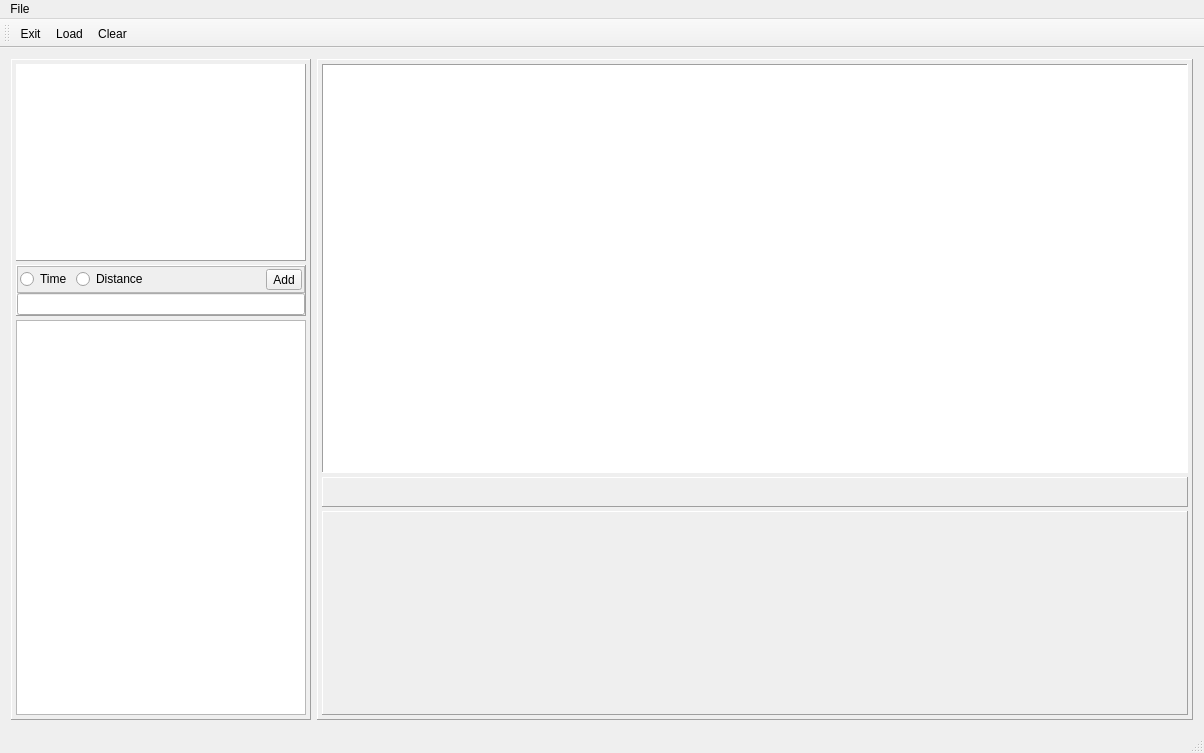
Tria-Andy/ActivtiyEditor, file mainwindow.ui: the form before one commit.
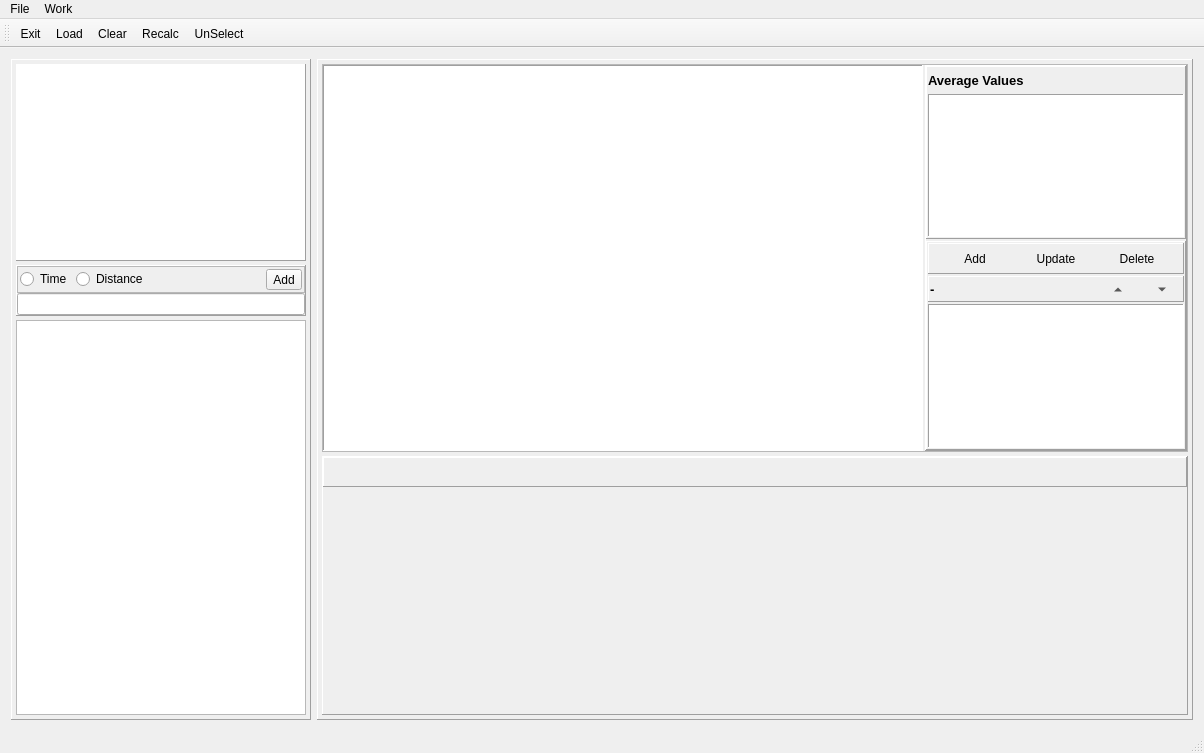
The form after the commit. Custom widgets are drawn as their Qt base class.

Diff of the .ui file:
```diff
--- a/mainwindow.ui
+++ b/mainwindow.ui
@@ -214,47 +214,360 @@
         <number>4</number>
        </property>
        <item>
-        <widget class="QTreeView" name="treeView_intervall">
+        <widget class="QFrame" name="frame_intervall">
          <property name="sizePolicy">
-          <sizepolicy hsizetype="Expanding" vsizetype="Expanding">
+          <sizepolicy hsizetype="Preferred" vsizetype="Preferred">
+           <horstretch>0</horstretch>
+           <verstretch>3</verstretch>
+          </sizepolicy>
+         </property>
+         <property name="frameShape">
+          <enum>QFrame::StyledPanel</enum>
+         </property>
+         <property name="frameShadow">
+          <enum>QFrame::Raised</enum>
+         </property>
+         <layout class="QHBoxLayout" name="horizontalLayout_3">
+          <property name="spacing">
+           <number>2</number>
+          </property>
+          <property name="leftMargin">
+           <number>0</number>
+          </property>
+          <property name="topMargin">
+           <number>0</number>
+          </property>
+          <property name="rightMargin">
+           <number>0</number>
+          </property>
+          <property name="bottomMargin">
+           <number>0</number>
+          </property>
+          <item>
+           <widget class="QTreeView" name="treeView_intervall">
+            <property name="sizePolicy">
+             <sizepolicy hsizetype="Expanding" vsizetype="Expanding">
+              <horstretch>3</horstretch>
+              <verstretch>0</verstretch>
+             </sizepolicy>
+            </property>
+            <property name="font">
+             <font>
+              <pointsize>10</pointsize>
+             </font>
+            </property>
+            <property name="frameShape">
+             <enum>QFrame::Panel</enum>
+            </property>
+           </widget>
+          </item>
+          <item>
+           <widget class="QFrame" name="frame_selection">
+            <property name="minimumSize">
+             <size>
+              <width>0</width>
+              <height>300</height>
+             </size>
+            </property>
+            <property name="frameShape">
+             <enum>QFrame::Panel</enum>
+            </property>
+            <property name="frameShadow">
+             <enum>QFrame::Raised</enum>
+            </property>
+            <layout class="QVBoxLayout" name="verticalLayout_5">
+             <property name="spacing">
+              <number>2</number>
+             </property>
+             <property name="leftMargin">
+              <number>0</number>
+             </property>
+             <property name="topMargin">
+              <number>0</number>
+             </property>
+             <property name="rightMargin">
+              <number>0</number>
+             </property>
+             <property name="bottomMargin">
+              <number>0</number>
+             </property>
+             <item>
+              <widget class="QFrame" name="frame_avg">
+               <property name="frameShape">
+                <enum>QFrame::Panel</enum>
+               </property>
+               <property name="frameShadow">
+                <enum>QFrame::Raised</enum>
+               </property>
+               <layout class="QVBoxLayout" name="verticalLayout_6">
+                <property name="spacing">
+                 <number>1</number>
+                </property>
+                <property name="leftMargin">
+                 <number>1</number>
+                </property>
+                <property name="topMargin">
+                 <number>1</number>
+                </property>
+                <property name="rightMargin">
+                 <number>1</number>
+                </property>
+                <property name="bottomMargin">
+                 <number>1</number>
+                </property>
+                <item>
+                 <widget class="QLabel" name="label_avg">
+                  <property name="minimumSize">
+                   <size>
+                    <width>0</width>
+                    <height>25</height>
+                   </size>
+                  </property>
+                  <property name="font">
+                   <font>
+                    <pointsize>10</pointsize>
+                    <weight>75</weight>
+                    <bold>true</bold>
+                   </font>
+                  </property>
+                  <property name="text">
+                   <string>Average Values</string>
+                  </property>
+                 </widget>
+                </item>
+                <item>
+                 <widget class="QTableView" name="tableView_avgValues">
+                  <property name="frameShape">
+                   <enum>QFrame::Panel</enum>
+                  </property>
+                 </widget>
+                </item>
+               </layout>
+              </widget>
+             </item>
+             <item>
+              <widget class="QFrame" name="frame_editInt">
+               <property name="frameShape">
+                <enum>QFrame::Panel</enum>
+               </property>
+               <property name="frameShadow">
+                <enum>QFrame::Raised</enum>
+               </property>
+               <layout class="QVBoxLayout" name="verticalLayout_7">
+                <property name="spacing">
+                 <number>2</number>
+                </property>
+                <property name="leftMargin">
+                 <number>1</number>
+                </property>
+                <property name="topMargin">
+                 <number>1</number>
+                </property>
+                <property name="rightMargin">
+                 <number>1</number>
+                </property>
+                <property name="bottomMargin">
+                 <number>1</number>
+                </property>
+                <item>
+                 <widget class="QFrame" name="frame_controls">
+                  <property name="frameShape">
+                   <enum>QFrame::Panel</enum>
+                  </property>
+                  <property name="frameShadow">
+                   <enum>QFrame::Raised</enum>
+                  </property>
+                  <layout class="QHBoxLayout" name="horizontalLayout_4">
+                   <property name="spacing">
+                    <number>2</number>
+                   </property>
+                   <property name="leftMargin">
+                    <number>2</number>
+                   </property>
+                   <property name="topMargin">
+                    <number>2</number>
+                   </property>
+                   <property name="rightMargin">
+                    <number>2</number>
+                   </property>
+                   <property name="bottomMargin">
+                    <number>2</number>
+                   </property>
+                   <item>
+                    <widget class="QToolButton" name="toolButton_add">
+                     <property name="minimumSize">
+                      <size>
+                       <width>70</width>
+                       <height>25</height>
+                      </size>
+                     </property>
+                     <property name="text">
+                      <string>Add</string>
+                     </property>
+                     <property name="toolButtonStyle">
+                      <enum>Qt::ToolButtonIconOnly</enum>
+                     </property>
+                     <property name="autoRaise">
+                      <bool>true</bool>
+                     </property>
+                    </widget>
+                   </item>
+                   <item>
+                    <widget class="QToolButton" name="toolButton_update">
+                     <property name="minimumSize">
+                      <size>
+                       <width>70</width>
+                       <height>25</height>
+                      </size>
+                     </property>
+                     <property name="text">
+                      <string>Update</string>
+                     </property>
+                     <property name="autoRaise">
+                      <bool>true</bool>
+                     </property>
+                    </widget>
+                   </item>
+                   <item>
+                    <widget class="QToolButton" name="toolButton_delete">
+                     <property name="minimumSize">
+                      <size>
+                       <width>70</width>
+                       <height>25</height>
+                      </size>
+                     </property>
+                     <property name="text">
+                      <string>Delete</string>
+                     </property>
+                     <property name="autoRaise">
+                      <bool>true</bool>
+                     </property>
+                    </widget>
+                   </item>
+                  </layout>
+                 </widget>
+                </item>
+                <item>
+                 <widget class="QFrame" name="frame_int">
+                  <property name="frameShape">
+                   <enum>QFrame::Panel</enum>
+                  </property>
+                  <property name="frameShadow">
+                   <enum>QFrame::Raised</enum>
+                  </property>
+                  <layout class="QHBoxLayout" name="horizontalLayout_5">
+                   <property name="spacing">
+                    <number>4</number>
+                   </property>
+                   <property name="leftMargin">
+                    <number>1</number>
+                   </property>
+                   <property name="topMargin">
+                    <number>1</number>
+                   </property>
+                   <property name="rightMargin">
+                    <number>1</number>
+                   </property>
+                   <property name="bottomMargin">
+                    <number>0</number>
+                   </property>
+                   <item>
+                    <widget class="QLabel" name="label_lapType">
+                     <property name="font">
+                      <font>
+                       <pointsize>10</pointsize>
+                       <weight>75</weight>
+                       <bold>true</bold>
+                      </font>
+                     </property>
+                     <property name="frameShape">
+                      <enum>QFrame::NoFrame</enum>
+                     </property>
+                     <property name="frameShadow">
+                      <enum>QFrame::Raised</enum>
+                     </property>
+                     <property name="text">
+                      <string>-</string>
+                     </property>
+                    </widget>
+                   </item>
+                   <item>
+                    <widget class="QToolButton" name="toolButton_upInt">
+                     <property name="minimumSize">
+                      <size>
+                       <width>40</width>
+                       <height>0</height>
+                      </size>
+                     </property>
+                     <property name="text">
+                      <string>...</string>
+                     </property>
+                     <property name="autoRaise">
+                      <bool>true</bool>
+                     </property>
+                     <property name="arrowType">
+                      <enum>Qt::UpArrow</enum>
+                     </property>
+                    </widget>
+                   </item>
+                   <item>
+                    <widget class="QToolButton" name="toolButton_downInt">
+                     <property name="minimumSize">
+                      <size>
+                       <width>40</width>
+                       <height>0</height>
+                      </size>
+                     </property>
+                     <property name="text">
+                      <string>...</string>
+                     </property>
+                     <property name="autoRaise">
+                      <bool>true</bool>
+                     </property>
+                     <property name="arrowType">
+                      <enum>Qt::DownArrow</enum>
+                     </property>
+                    </widget>
+                   </item>
+                  </layout>
+                 </widget>
+                </item>
+                <item>
+                 <widget class="QTableView" name="tableView_selectInt">
+                  <property name="sizePolicy">
+                   <sizepolicy hsizetype="Expanding" vsizetype="Expanding">
+                    <horstretch>1</horstretch>
+                    <verstretch>0</verstretch>
+                   </sizepolicy>
+                  </property>
+                  <property name="maximumSize">
+                   <size>
+                    <width>300</width>
+                    <height>16777215</height>
+                   </size>
+                  </property>
+                  <property name="frameShape">
+                   <enum>QFrame::Panel</enum>
+                  </property>
+                 </widget>
+                </item>
+               </layout>
+              </widget>
+             </item>
+            </layout>
+           </widget>
+          </item>
+         </layout>
+        </widget>
+       </item>
+       <item>
+        <widget class="QFrame" name="frame_polish">
+         <property name="sizePolicy">
+          <sizepolicy hsizetype="Preferred" vsizetype="Preferred">
            <horstretch>0</horstretch>
            <verstretch>2</verstretch>
           </sizepolicy>
          </property>
-         <property name="font">
-          <font>
-           <pointsize>10</pointsize>
-          </font>
-         </property>
-         <property name="frameShape">
-          <enum>QFrame::Panel</enum>
-         </property>
-        </widget>
-       </item>
-       <item>
-        <widget class="QFrame" name="frame_avg">
-         <property name="minimumSize">
-          <size>
-           <width>0</width>
-           <height>30</height>
-          </size>
-         </property>
-         <property name="frameShape">
-          <enum>QFrame::Panel</enum>
-         </property>
-         <property name="frameShadow">
-          <enum>QFrame::Raised</enum>
-         </property>
-        </widget>
-       </item>
-       <item>
-        <widget class="QFrame" name="frame_4">
-         <property name="sizePolicy">
-          <sizepolicy hsizetype="Preferred" vsizetype="Preferred">
-           <horstretch>0</horstretch>
-           <verstretch>1</verstretch>
-          </sizepolicy>
-         </property>
          <property name="frameShape">
           <enum>QFrame::Panel</enum>
          </property>
@@ -278,7 +591,42 @@
            <number>0</number>
           </property>
           <item>
-           <widget class="QCustomPlot" name="widget_plot" native="true"/>
+           <widget class="QFrame" name="frame_control">
+            <property name="sizePolicy">
+             <sizepolicy hsizetype="Preferred" vsizetype="Preferred">
+              <horstretch>0</horstretch>
+              <verstretch>1</verstretch>
+             </sizepolicy>
+            </property>
+            <property name="minimumSize">
+             <size>
+              <width>0</width>
+              <height>25</height>
+             </size>
+            </property>
+            <property name="maximumSize">
+             <size>
+              <width>16777215</width>
+              <height>30</height>
+             </size>
+            </property>
+            <property name="frameShape">
+             <enum>QFrame::Panel</enum>
+            </property>
+            <property name="frameShadow">
+             <enum>QFrame::Raised</enum>
+            </property>
+           </widget>
+          </item>
+          <item>
+           <widget class="QCustomPlot" name="widget_plot" native="true">
+            <property name="sizePolicy">
+             <sizepolicy hsizetype="Preferred" vsizetype="Preferred">
+              <horstretch>0</horstretch>
+              <verstretch>5</verstretch>
+             </sizepolicy>
+            </property>
+           </widget>
           </item>
          </layout>
         </widget>
@@ -305,7 +653,15 @@
     <addaction name="actionExit"/>
     <addaction name="actionClear"/>
    </widget>
+   <widget class="QMenu" name="menuWork">
+    <property name="title">
+     <string>Work</string>
+    </property>
+    <addaction name="actionRecalc"/>
+    <addaction name="actionUnSelect"/>
+   </widget>
    <addaction name="menuFile"/>
+   <addaction name="menuWork"/>
   </widget>
   <widget class="QToolBar" name="mainToolBar">
    <attribute name="toolBarArea">
@@ -317,6 +673,8 @@
    <addaction name="actionExit"/>
    <addaction name="actionLoad"/>
    <addaction name="actionClear"/>
+   <addaction name="actionRecalc"/>
+   <addaction name="actionUnSelect"/>
   </widget>
   <widget class="QStatusBar" name="statusBar"/>
   <action name="actionLoad">
@@ -334,6 +692,16 @@
     <string>Clear</string>
    </property>
   </action>
+  <action name="actionRecalc">
+   <property name="text">
+    <string>Recalc</string>
+   </property>
+  </action>
+  <action name="actionUnSelect">
+   <property name="text">
+    <string>UnSelect</string>
+   </property>
+  </action>
  </widget>
  <layoutdefault spacing="6" margin="11"/>
  <customwidgets>
```
Left out of the diff: 2 changed lines with no effect on the pictures.
